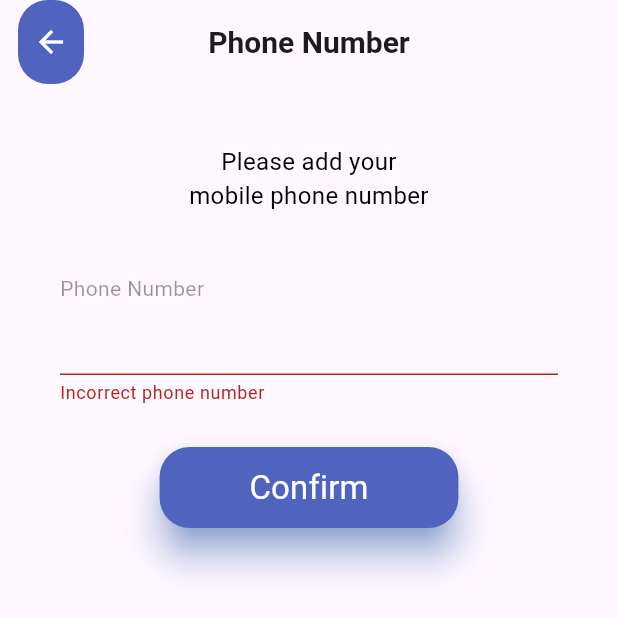
After one commit to Zayahan-Hasan-Shah/Bank-Mobile-App, a Flutter app: the PhoneNumberScreen screen opened by its route, after a tap on "Confirm", on a phone screen of 412 x 824 dp, the top half of it. The commit adds this screen. Run offline on Flutter 3.47's test engine with Material 3 defaults, Android fonts, the phone set to English and light mode, and no system bars; our stand-ins replace connectivity_plus, device_info_plus, flutter_local_notifications, flutter_riverpod, google_fonts, image_picker and 3 more.

Commit message:
fix bug in profile update screen. Create pohne number anad pin code screen UI

```diff
--- a/bank_app_practice/lib/core/constants.dart
+++ b/bank_app_practice/lib/core/constants.dart
@@ -46,3 +46,9 @@ const psuyp = 'Please set up your profile';
 const fn = 'First Name';
 const ln = 'Last Name';
 const s = 'Set';
+const phoneNumberTitle = 'Phone Number';
+const paymn = 'Please add your\nmobile phone number';
+const c = 'Confirm';
+const spc = 'Set Pin Code';
+const psyopc = 'Please set your own\nPin Code';
+const spcd = 'Set Pin Code(5-digit)';
--- a/bank_app_practice/lib/routes/appRoutes.dart
+++ b/bank_app_practice/lib/routes/appRoutes.dart
@@ -1,5 +1,7 @@
 import 'package:bank_app_practice/views/auth/loginScreen.dart';
+import 'package:bank_app_practice/views/auth/phoneNumbrtScreen.dart';
 import 'package:bank_app_practice/views/auth/profileUpdateScreen.dart';
+import 'package:bank_app_practice/views/auth/setPinCode.dart';
 import 'package:bank_app_practice/views/auth/signupScreen.dart';
 import 'package:bank_app_practice/views/onBoarding/onBoarding.dart';
 import 'package:bank_app_practice/views/onBoarding/welcome.dart';
@@ -14,6 +16,8 @@ class AppRoutes {
   static const onBoardingScreen = '/onboardingscreen';
   static const signupScreen = '/signupscreen';
   static const profileUpdateScreen = '/profileupdatescreen';
+  static const phoneNumberScreen = '/phonenumberscreen';
+  static const setPinCodeScreen = '/setpincodescreen';
 
   static Map<String, Widget Function(BuildContext _)> routes = {
     mainRoute : (_) => const SplashScreen(),
@@ -22,5 +26,7 @@ class AppRoutes {
     signupScreen : (_) => SignUpScreen(),
     loginScreen : (_) => LoginScreen(),
     profileUpdateScreen : (_) => ProfileUpdateScreen(),
+    phoneNumberScreen : (_) => PhoneNumberScreen(),
+    setPinCodeScreen : (_) => PinCodeScreen(),
   };
 }
--- a/bank_app_practice/lib/utils/customTextField.dart
+++ b/bank_app_practice/lib/utils/customTextField.dart
@@ -6,6 +6,7 @@ class CustomTextField extends StatelessWidget {
   final VoidCallback? toggle;
   final String? Function(String?)? validator;
   final Widget? suffixIcon;
+  final TextInputType? keyboardType;
 
   const CustomTextField({
     Key? key,
@@ -14,11 +15,13 @@ class CustomTextField extends StatelessWidget {
     this.toggle,
     this.validator,
     this.suffixIcon,
+    this.keyboardType
   }) : super(key: key);
 
   @override
   Widget build(BuildContext context) {
     return TextFormField(
+      keyboardType: keyboardType,
       controller: controller,
       obscureText: obsText,
       validator: validator,
--- a/bank_app_practice/lib/utils/validations.dart
+++ b/bank_app_practice/lib/utils/validations.dart
@@ -55,4 +55,18 @@ class AppValidations {
     }
     return null;
   }
+
+  /// Phone number validation check
+  static String? phoneNumberValidation(String? value) {
+    if (value == null) return 'Phone number is required';
+
+    if (value.startsWith('923')) {
+      /// exactly 11 digits: 923 + 8 digits
+      if (RegExp(r'^923\d{9}$').hasMatch(value)) return null;
+    } else if (value.startsWith('03')) {
+      /// exactly 11 digits: 03 + 9 digits
+      if (RegExp(r'^03\d{10}$').hasMatch(value)) return null;
+    }
+    return 'Incorrect phone number';
+  }
 }
--- /dev/null
+++ b/bank_app_practice/lib/views/auth/phoneNumbrtScreen.dart
@@ -0,0 +1,119 @@
+import 'package:bank_app_practice/core/colors.dart';
+import 'package:bank_app_practice/core/constants.dart';
+import 'package:bank_app_practice/navigation/navigationHelper.dart';
+import 'package:bank_app_practice/routes/appRoutes.dart';
+import 'package:bank_app_practice/utils/customAppBar.dart';
+import 'package:bank_app_practice/utils/customButton.dart';
+import 'package:bank_app_practice/utils/customTextField.dart';
+import 'package:bank_app_practice/utils/titleText.dart';
+import 'package:bank_app_practice/utils/validations.dart';
+import 'package:flutter/material.dart';
+
+class PhoneNumberScreen extends StatefulWidget {
+  const PhoneNumberScreen({super.key});
+
+  @override
+  State<PhoneNumberScreen> createState() => _PhoneNumberScreenState();
+}
+
+class _PhoneNumberScreenState extends State<PhoneNumberScreen> {
+  TextEditingController phoneNumberController = TextEditingController();
+  bool isEmailValid = false;
+  final GlobalKey<FormState> formKey = GlobalKey<FormState>();
+
+  @override
+  void initState() {
+    super.initState();
+    phoneNumberController.addListener(() {
+      final isValid =
+          AppValidations.nameValidation(phoneNumberController.text) == null;
+      if (isEmailValid != isValid) {
+        setState(() {
+          isEmailValid = isValid;
+        });
+      }
+    });
+  }
+
+  @override
+  void dispose() {
+    phoneNumberController.dispose();
+    super.dispose();
+  }
+
+  @override
+  Widget build(BuildContext context) {
+    return Scaffold(
+      appBar: CustomAppBar(title: phoneNumberTitle),
+      body: Padding(
+        padding: const EdgeInsets.all(40),
+        child: Form(
+          key: formKey,
+          child: Column(
+            crossAxisAlignment: CrossAxisAlignment.center,
+            children: [
+              TitleText(
+                title: paymn,
+                textAlign: TextAlign.center,
+                fontSize: 16,
+              ),
+              const SizedBox(height: 40),
+              _buildPhoneNumberField(),
+              _confirmButton()
+            ],
+          ),
+        ),
+      ),
+    );
+  }
+
+  Widget _buildPhoneNumberField() {
+    return Column(
+      crossAxisAlignment: CrossAxisAlignment.start,
+      children: [
+        TitleText(
+          title: phoneNumberTitle,
+          color: ColorsPallete.black.withOpacity(0.4),
+        ),
+        CustomTextField(
+          controller: phoneNumberController,
+          validator: AppValidations.phoneNumberValidation,
+          obsText: false,
+          suffixIcon: isEmailValid
+              ? const Icon(Icons.check_circle, color: ColorsPallete.titleColor)
+              : null,
+        ),
+                const SizedBox(height: 40,),
+      ],
+    );
+  }
+
+  Widget _confirmButton() {
+    return SizedBox(
+      height: 30,
+      child: Center(
+        child: CustomButton(
+          heightFactor: 1.8,
+          widthFactor: 0.6,
+          borderRadiusButton: 20,
+          alignmentButton: Alignment.center,
+          onTap: () {
+            if (formKey.currentState!.validate()) {
+              print("Form is valid. Proceed with phone number update.");
+              pushNamed(AppRoutes.setPinCodeScreen);
+            } else {
+              print("Form is invalid. PHone number is invalid.");
+            }
+          },
+          child: TitleText(
+            title: c,
+            fontSize: 22,
+            textAlign: TextAlign.center,
+            color: ColorsPallete.white,
+          ),
+        ),
+      ),
+    );
+  }
+
+}
--- a/bank_app_practice/pubspec.yaml
+++ b/bank_app_practice/pubspec.yaml
@@ -43,6 +43,7 @@ dependencies:
   permission_handler: ^12.0.0+1
   smooth_page_indicator: ^1.2.1
   image_picker: ^1.1.2
+  pin_code_fields: ^8.0.1
 
 dev_dependencies:
   flutter_test:
```
Also changed, not shown: bank_app_practice/lib/views/auth/profileUpdateScreen.dart (+16 -4 lines), bank_app_practice/lib/views/auth/setPinCode.dart (added, +107 -0 lines), bank_app_practice/pubspec.lock.
